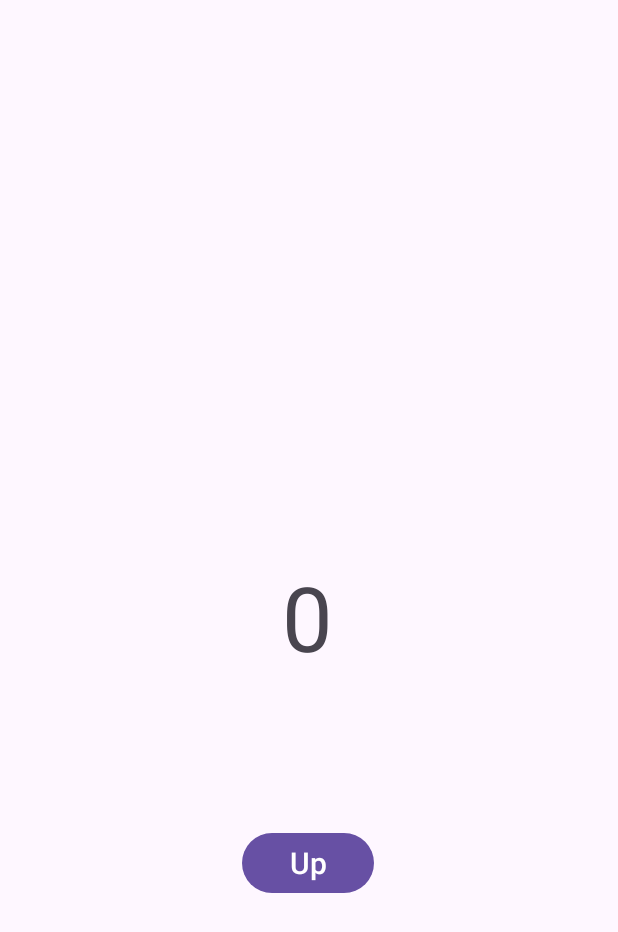
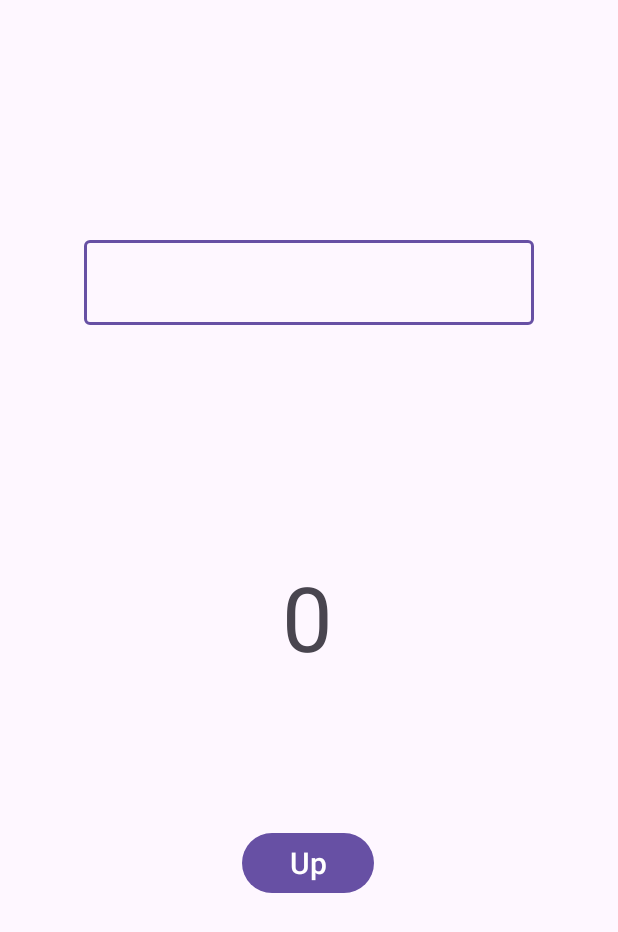
Before and after one commit to a1tannn/lit_android, an Android app: the layout activity_main.xml on its own in the app's theme, with its tools: preview values and no code run, on a phone screen of 412 x 824 dp. Shown: the top 932 px of the screen. Run offline under Robolectric (Android 15) with nearby library versions, the phone set to English and light mode, and no system bars.

Commit message:
add Textfields

```diff
--- a/CountChallenge/app/build.gradle.kts
+++ b/CountChallenge/app/build.gradle.kts
@@ -44,6 +44,7 @@ dependencies {
     implementation("androidx.appcompat:appcompat:1.6.1")
     implementation("com.google.android.material:material:1.11.0")
     implementation("androidx.constraintlayout:constraintlayout:2.1.4")
+    implementation ("com.google.android.material:material:1.0.0")
     testImplementation("junit:junit:4.13.2")
     androidTestImplementation("androidx.test.ext:junit:1.1.5")
     androidTestImplementation("androidx.test.espresso:espresso-core:3.5.1")
--- a/CountChallenge/app/src/main/res/layout/activity_main.xml
+++ b/CountChallenge/app/src/main/res/layout/activity_main.xml
@@ -31,4 +31,19 @@
         app:layout_constraintStart_toStartOf="parent"
         app:layout_constraintTop_toBottomOf="@+id/count_text" />
 
+    <com.google.android.material.textfield.TextInputLayout
+        android:id="@+id/textField"
+        android:layout_width="300dp"
+        android:layout_height="wrap_content"
+        app:layout_constraintBottom_toTopOf="@+id/count_text"
+        app:layout_constraintEnd_toEndOf="parent"
+        app:layout_constraintStart_toStartOf="parent"
+        app:layout_constraintTop_toTopOf="parent">
+
+        <com.google.android.material.textfield.TextInputEditText
+            android:layout_width="match_parent"
+            android:layout_height="wrap_content" />
+
+    </com.google.android.material.textfield.TextInputLayout>
+
 </androidx.constraintlayout.widget.ConstraintLayout>
```
